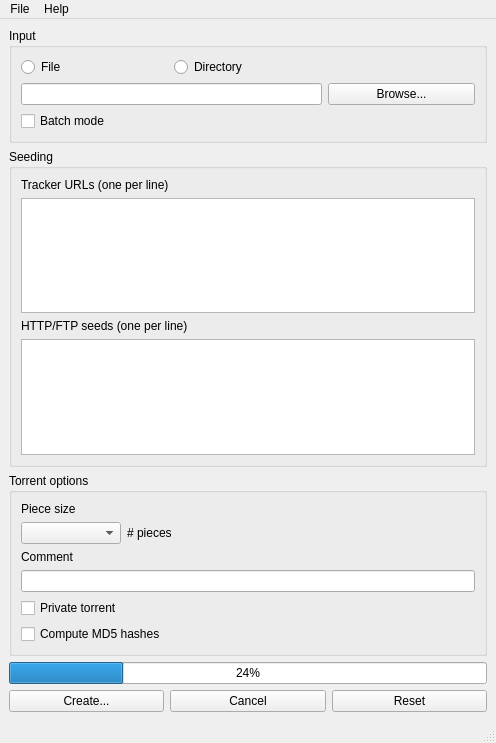
Before: the Qt Designer form dottorrentGUI/mainwindow.ui in kz26/dottorrent-gui, drawn with Qt 5.
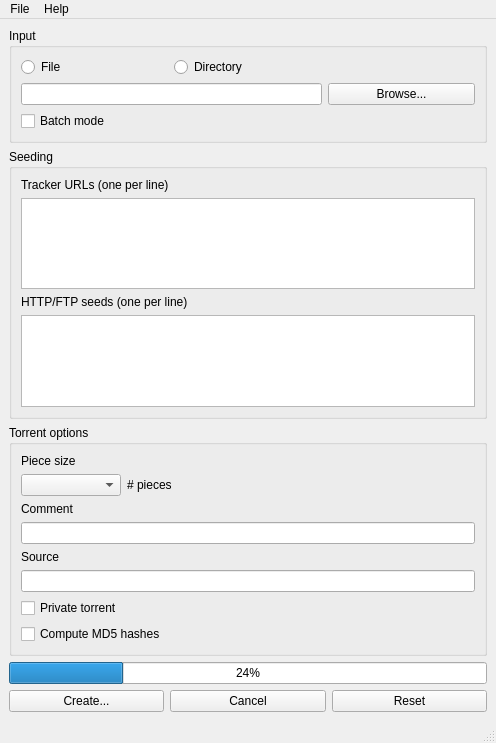
After: the same form once the commit is applied.

Commit message: Add support for source info metadata

```diff
--- a/dottorrentGUI/mainwindow.ui
+++ b/dottorrentGUI/mainwindow.ui
@@ -117,7 +117,7 @@
          </property>
         </widget>
        </item>
-       <item row="7" column="0" colspan="2">
+       <item row="9" column="0" colspan="2">
         <widget class="QCheckBox" name="md5CheckBox">
          <property name="toolTip">
           <string>&lt;html&gt;&lt;head/&gt;&lt;body&gt;&lt;p&gt;This is not used by BitTorrent at all, but it is included by some programs for greater compatibility.&lt;/p&gt;&lt;/body&gt;&lt;/html&gt;</string>
@@ -134,7 +134,7 @@
          </property>
         </widget>
        </item>
-       <item row="6" column="0" colspan="2">
+       <item row="8" column="0" colspan="2">
         <widget class="QCheckBox" name="privateTorrentCheckBox">
          <property name="toolTip">
           <string>&lt;html&gt;&lt;head/&gt;&lt;body&gt;&lt;p&gt;If enabled, clients will not use DHT or Peer Exchange to discover peers or transfer data. Make sure to enable this option for private trackers.&lt;/p&gt;&lt;/body&gt;&lt;/html&gt;</string>
@@ -154,6 +154,16 @@
        <item row="5" column="0" colspan="2">
         <widget class="QLineEdit" name="commentEdit"/>
        </item>
+       <item row="6" column="0">
+        <widget class="QLabel" name="sourceLabel">
+         <property name="text">
+          <string>Source</string>
+         </property>
+        </widget>
+       </item>
+       <item row="7" column="0" colspan="2">
+        <widget class="QLineEdit" name="sourceEdit"/>
+       </item>
       </layout>
      </widget>
     </item>
```
The commit also changes 2 other files.
